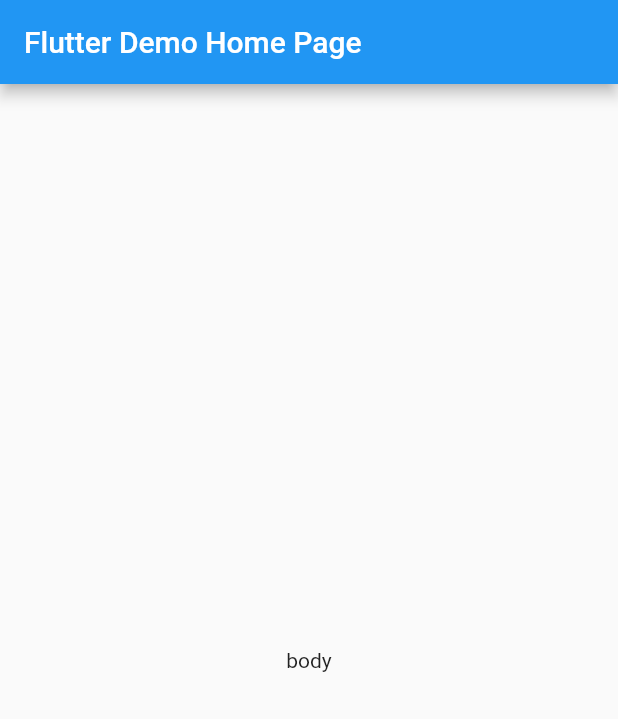
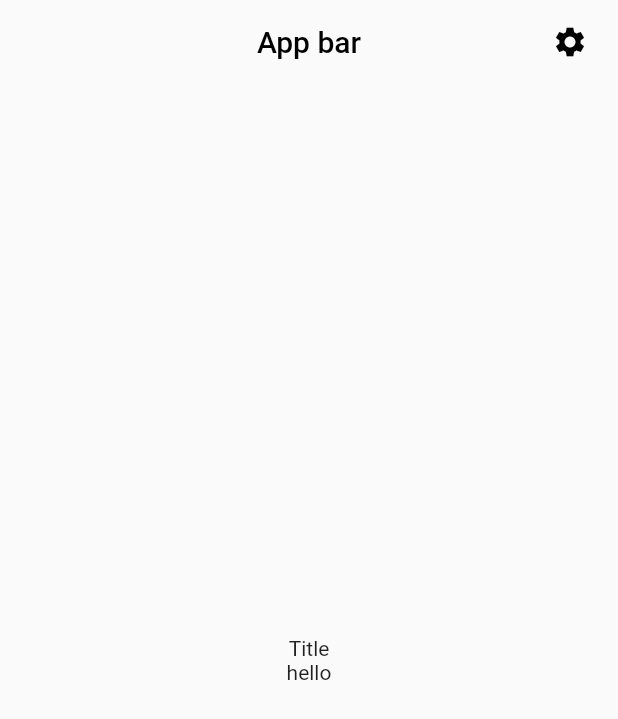
Before and after one commit to jesusbibieca/modern_weather, a Flutter app: the screen it shows after launch, on a phone screen of 412 x 824 dp. Shown: the top 719 px of the screen. Run offline on Flutter 3.47's test engine with Material 2 defaults, Android fonts, the phone set to English and light mode, and no system bars; our stand-ins replace flutter_dotenv.

Commit message:
Basic views

```diff
--- /dev/null
+++ b/lib/app.dart
@@ -0,0 +1,46 @@
+import 'package:flutter/material.dart';
+import 'package:modern_weather/views/home/home.dart';
+
+class App extends StatelessWidget {
+  @override
+  Widget build(BuildContext context) {
+    return MaterialApp(
+      debugShowCheckedModeBanner: false,
+      title: 'App title',
+      theme: ThemeData(
+        primarySwatch: Colors.teal,
+      ),
+      home: Scaffold(
+        appBar: AppBar(
+          title: Text(
+            'App bar',
+            style: TextStyle(color: Colors.black),
+          ),
+          elevation: 0.0,
+          backgroundColor: Colors.transparent,
+          centerTitle: true,
+          actions: <Widget>[
+            Padding(
+              padding: const EdgeInsets.all(8.0),
+              child: IconButton(
+                  icon: Icon(
+                    Icons.settings,
+                    color: Colors.black,
+                  ),
+                  onPressed: () async {
+                    final String settings = await Navigator.push(
+                      context,
+                      MaterialPageRoute(
+                        builder: (context) => Settings(),
+                      ),
+                    );
+                    debugPrint(settings);
+                  }),
+            ),
+          ],
+        ),
+        body: Home(),
+      ),
+    );
+  }
+}
--- a/lib/main.dart
+++ b/lib/main.dart
@@ -1,49 +1,8 @@
 import 'package:flutter/material.dart';
 import 'package:flutter_dotenv/flutter_dotenv.dart';
+import 'package:modern_weather/app.dart';
 
 void main() async {
   await DotEnv().load('.env');
-  runApp(MyApp());
+  runApp(App());
 }
-
-class MyApp extends StatelessWidget {
-  @override
-  Widget build(BuildContext context) {
-    return MaterialApp(
-      debugShowCheckedModeBanner: false,
-      title: 'Modern Weather',
-      theme: ThemeData(
-        primarySwatch: Colors.blue,
-      ),
-      home: const MyHomePage(title: 'Flutter Demo Home Page', body: 'body'),
-    );
-  }
-}
-
-class MyHomePage extends StatefulWidget {
-  const MyHomePage({Key key, this.title, this.body}) : super(key: key);
-  final String title;
-  final String body;
-
-  @override
-  _MyHomePageState createState() => _MyHomePageState();
-}
-
-class _MyHomePageState extends State<MyHomePage> {
-  @override
-  Widget build(BuildContext context) {
-    return Scaffold(
-      appBar: AppBar(
-        title: Text(widget.title),
-      ),
-      body: Center(
-        child: Column(
-          mainAxisAlignment: MainAxisAlignment.center,
-          children: <Widget>[
-            Text(widget.body),
-          ],
-        ),
-      ),
-    );
-  }
-}
--- /dev/null
+++ b/lib/views/home/home.dart
@@ -0,0 +1,16 @@
+import 'package:flutter/material.dart';
+
+class Home extends StatelessWidget {
+  @override
+  Widget build(BuildContext context) {
+    return Center(
+      child: Column(
+        mainAxisAlignment: MainAxisAlignment.center,
+        children: <Widget>[
+          Text('Title'),
+          Text('hello'),
+        ],
+      ),
+    );
+  }
+}
```
